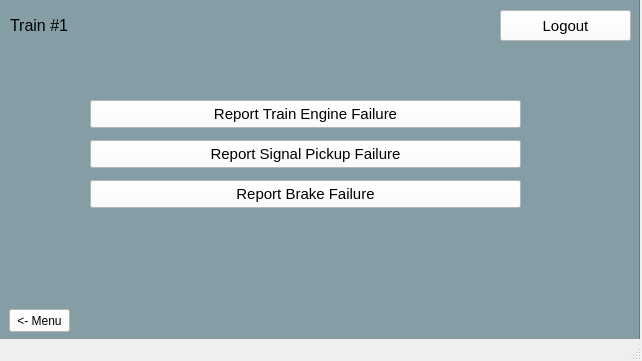
Qt form src/UI/TrainModel/Train_Report.ui (aet37/ECE1140-Project) before a commit.
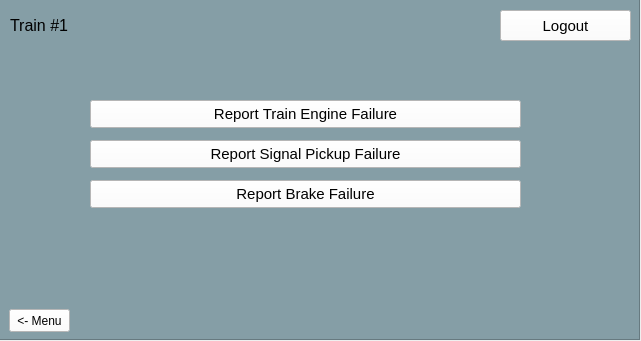
The same form after that commit.

The edit to the form file:
```diff
--- a/src/UI/TrainModel/Train_Report.ui
+++ b/src/UI/TrainModel/Train_Report.ui
@@ -6,8 +6,8 @@
    <rect>
     <x>0</x>
     <y>0</y>
-    <width>642</width>
-    <height>361</height>
+    <width>641</width>
+    <height>341</height>
    </rect>
   </property>
   <property name="windowTitle">
@@ -267,7 +267,6 @@
    <zorder>label</zorder>
    <zorder>report_engine_button</zorder>
   </widget>
-  <widget class="QStatusBar" name="statusbar"/>
  </widget>
  <resources/>
  <connections/>
```
